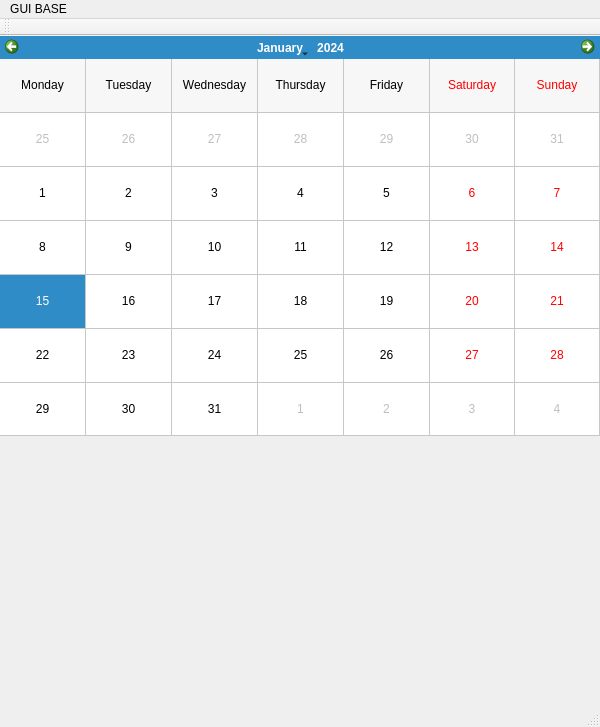
Above: GUIBase/mainwindow.ui from Giorat/LifeFit---progetto-P2 before the change. Below: the same form after it.
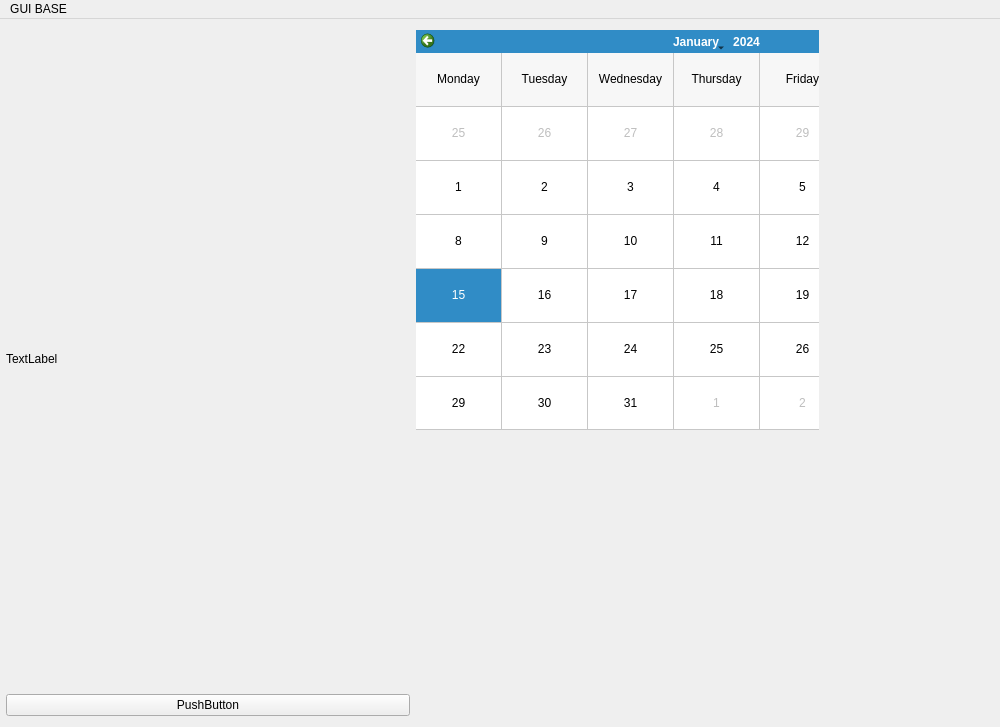
That is the form after the change. Custom widgets are drawn as their Qt base class.

```diff
--- a/GUIBase/mainwindow.ui
+++ b/GUIBase/mainwindow.ui
@@ -6,20 +6,53 @@
    <rect>
     <x>0</x>
     <y>0</y>
-    <width>600</width>
+    <width>1000</width>
     <height>727</height>
    </rect>
   </property>
   <property name="minimumSize">
    <size>
-    <width>600</width>
+    <width>1000</width>
     <height>550</height>
    </size>
   </property>
   <property name="windowTitle">
    <string>MainWindow</string>
   </property>
-  <widget class="QWidget" name="centralWidget">
+  <widget class="QWidget" name="horizontalLayoutWidget">
+   <property name="sizePolicy">
+    <sizepolicy hsizetype="Minimum" vsizetype="Preferred">
+     <horstretch>0</horstretch>
+     <verstretch>0</verstretch>
+    </sizepolicy>
+   </property>
+   <layout class="QHBoxLayout" name="horizontalLayout">
+    <property name="leftMargin">
+     <number>6</number>
+    </property>
+    <property name="rightMargin">
+     <number>181</number>
+    </property>
+    <item>
+     <layout class="QVBoxLayout" name="verticalLayout">
+      <item>
+       <widget class="QLabel" name="label_2">
+        <property name="text">
+         <string>TextLabel</string>
+        </property>
+       </widget>
+      </item>
+      <item>
+       <widget class="QPushButton" name="pushButton">
+        <property name="text">
+         <string>PushButton</string>
+        </property>
+       </widget>
+      </item>
+     </layout>
+    </item>
+    <item>
+     <widget class="QWidget" name="centralWidget" native="true">
    <widget class="QCalendarWidget" name="calendarWidget">
     <property name="geometry">
      <rect>
@@ -56,18 +89,21 @@
      <rect>
       <x>10</x>
       <y>420</y>
-      <width>171</width>
+         <width>191</width>
       <height>191</height>
      </rect>
     </property>
    </widget>
   </widget>
+    </item>
+   </layout>
+  </widget>
   <widget class="QMenuBar" name="menuBar">
    <property name="geometry">
     <rect>
      <x>0</x>
      <y>0</y>
-     <width>600</width>
+     <width>1000</width>
      <height>17</height>
     </rect>
    </property>
@@ -78,15 +114,6 @@
    </widget>
    <addaction name="menuGUI_BASE"/>
   </widget>
-  <widget class="QToolBar" name="mainToolBar">
-   <attribute name="toolBarArea">
-    <enum>TopToolBarArea</enum>
-   </attribute>
-   <attribute name="toolBarBreak">
-    <bool>false</bool>
-   </attribute>
-  </widget>
-  <widget class="QStatusBar" name="statusBar"/>
  </widget>
  <layoutdefault spacing="6" margin="11"/>
  <customwidgets>
```
Lines whose indentation alone changed are shown as unchanged.
